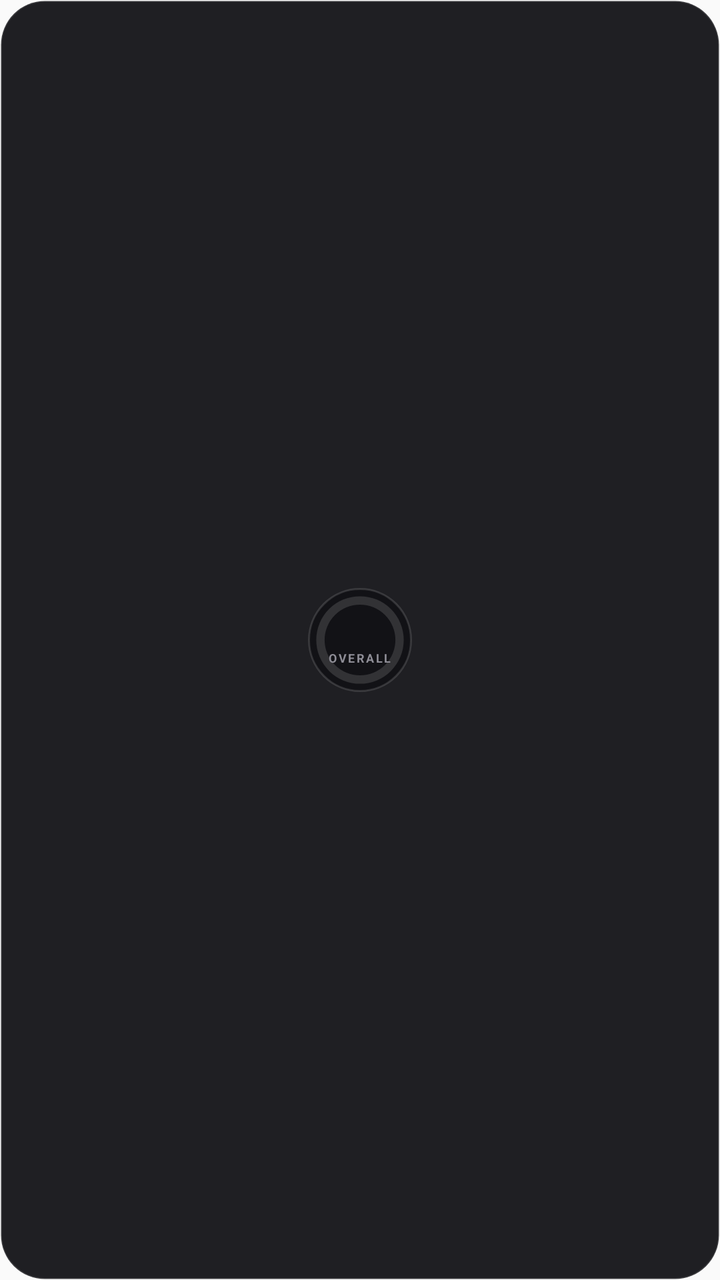
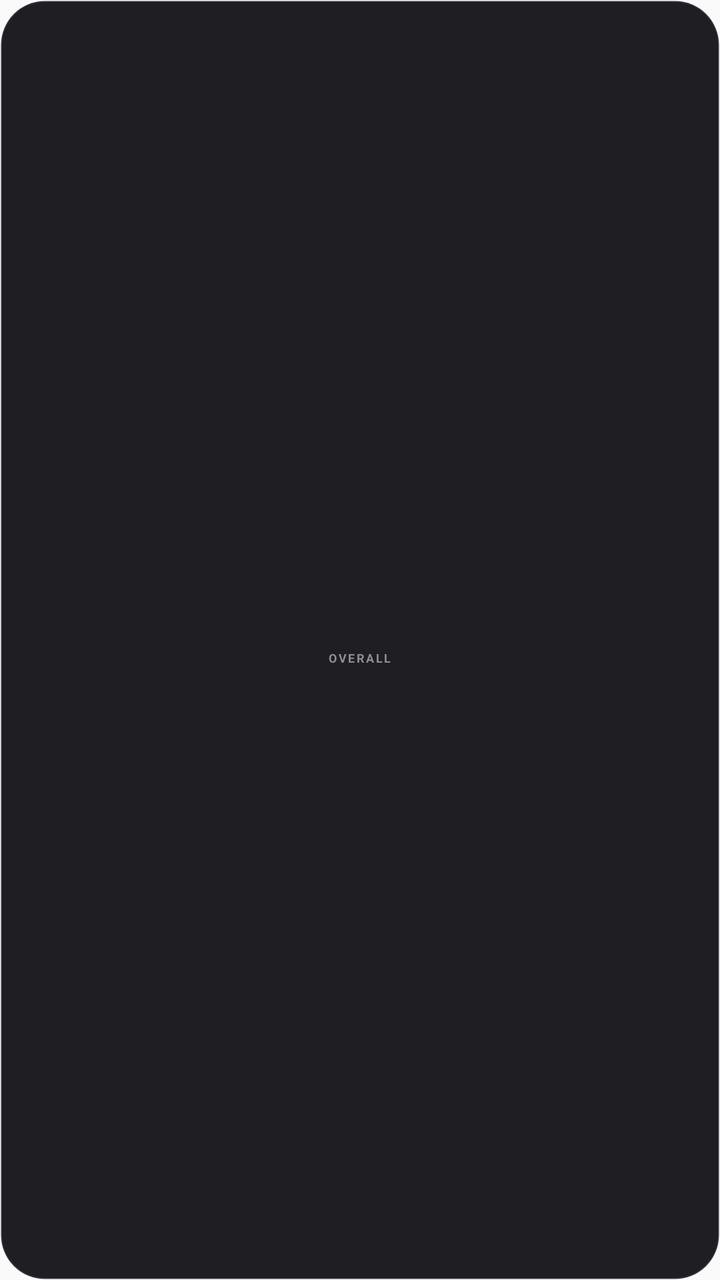

Two renders of the same Android screen: before a commit and after it. Below are the layout's source before the change and the commit's diff.
<!-- AndroidManifest.xml: application theme AppTheme -->
<!-- res/layout/widget_mini.xml -->
<?xml version="1.0" encoding="utf-8"?>
<LinearLayout xmlns:android="http://schemas.android.com/apk/res/android"
    android:id="@+id/widget_root"
    android:layout_width="match_parent"
    android:layout_height="match_parent"
    android:background="@drawable/widget_background"
    android:gravity="center"
    android:orientation="vertical"
    android:padding="6dp">

    <FrameLayout android:id="@+id/mini_ring_box" android:layout_width="52dp" android:layout_height="52dp" android:background="@drawable/widget_disc" android:padding="3dp">
        <ProgressBar android:id="@+id/mini_ring" style="?android:attr/progressBarStyleHorizontal" android:layout_width="match_parent" android:layout_height="match_parent" android:indeterminate="false" android:max="100" android:progressDrawable="@drawable/widget_ring" />
        <LinearLayout android:layout_width="match_parent" android:layout_height="match_parent" android:gravity="center" android:orientation="vertical">
            <TextView android:id="@+id/mini_percent" android:layout_width="wrap_content" android:layout_height="wrap_content" android:textSize="14sp" android:textColor="#FFF4F4F5" android:textStyle="bold" android:fontFamily="sans-serif-black" android:includeFontPadding="false"  />
            <TextView android:id="@+id/mini_caption" android:layout_width="wrap_content" android:layout_height="wrap_content" android:textSize="6sp" android:textColor="#FF8E8D96" android:textStyle="bold" android:text="OVERALL" android:includeFontPadding="false" android:letterSpacing="0.14" android:layout_marginTop="2dp" />
        </LinearLayout>
    </FrameLayout>
    <TextView android:id="@+id/mini_detail" android:layout_width="wrap_content" android:layout_height="wrap_content" android:textSize="11sp" android:textColor="#FFA1A1AA" android:includeFontPadding="false" android:layout_marginTop="8dp" android:visibility="gone" />
</LinearLayout>
<!-- resources referenced by this layout -->
<resources>
  <!-- drawable widget_background (drawable) -->
  <?xml version="1.0" encoding="utf-8"?>
  <shape xmlns:android="http://schemas.android.com/apk/res/android" android:shape="rectangle">
      <solid android:color="#F0121216" />
      <stroke android:width="1dp" android:color="#22FFFFFF" />
      <corners android:radius="22dp" />
  </shape>
  <!-- drawable widget_disc (drawable) -->
  <?xml version="1.0" encoding="utf-8"?>
  <shape xmlns:android="http://schemas.android.com/apk/res/android" android:shape="oval">
      <solid android:color="#F0121216" />
      <stroke android:width="1dp" android:color="#22FFFFFF" />
  </shape>
  <!-- drawable widget_ring (drawable) -->
  <?xml version="1.0" encoding="utf-8"?>
  <layer-list xmlns:android="http://schemas.android.com/apk/res/android">
      <item android:id="@android:id/background">
          <shape android:shape="ring" android:innerRadiusRatio="2.6" android:thicknessRatio="11" android:useLevel="false">
              <solid android:color="#22FFFFFF" />
          </shape>
      </item>
      <item android:id="@android:id/progress">
          <rotate android:fromDegrees="270" android:toDegrees="270" android:pivotX="50%" android:pivotY="50%">
              <shape android:shape="ring" android:innerRadiusRatio="2.6" android:thicknessRatio="11" android:useLevel="true">
                  <solid android:color="#FF818CF8" />
              </shape>
          </rotate>
      </item>
  </layer-list>
  <style name="AppTheme" parent="Theme.AppCompat.Light.DarkActionBar">
          
          <item name="colorPrimary">@color/colorPrimary</item>
          <item name="colorPrimaryDark">@color/colorPrimaryDark</item>
          <item name="colorAccent">@color/colorAccent</item>
      </style>
</resources>

<!-- the commit's change to res/layout/widget_mini.xml (unified diff, before → after) -->
@@ -8,8 +8,9 @@
     android:orientation="vertical"
     android:padding="6dp">
 
-    <FrameLayout android:id="@+id/mini_ring_box" android:layout_width="52dp" android:layout_height="52dp" android:background="@drawable/widget_disc" android:padding="3dp">
-        <ProgressBar android:id="@+id/mini_ring" style="?android:attr/progressBarStyleHorizontal" android:layout_width="match_parent" android:layout_height="match_parent" android:indeterminate="false" android:max="100" android:progressDrawable="@drawable/widget_ring" />
+    <FrameLayout android:id="@+id/mini_ring_box" android:layout_width="52dp" android:layout_height="52dp">
+        
+        <ImageView android:id="@+id/mini_ring_img" android:layout_width="match_parent" android:layout_height="match_parent" android:scaleType="fitXY" android:importantForAccessibility="no" />
         <LinearLayout android:layout_width="match_parent" android:layout_height="match_parent" android:gravity="center" android:orientation="vertical">
             <TextView android:id="@+id/mini_percent" android:layout_width="wrap_content" android:layout_height="wrap_content" android:textSize="14sp" android:textColor="#FFF4F4F5" android:textStyle="bold" android:fontFamily="sans-serif-black" android:includeFontPadding="false"  />
             <TextView android:id="@+id/mini_caption" android:layout_width="wrap_content" android:layout_height="wrap_content" android:textSize="6sp" android:textColor="#FF8E8D96" android:textStyle="bold" android:text="OVERALL" android:includeFontPadding="false" android:letterSpacing="0.14" android:layout_marginTop="2dp" />
<!-- resource entries referenced after the edit -->
@@ -7,28 +7,6 @@
       <stroke android:width="1dp" android:color="#22FFFFFF" />
       <corners android:radius="22dp" />
   </shape>
-  <!-- drawable widget_disc (drawable) -->
-  <?xml version="1.0" encoding="utf-8"?>
-  <shape xmlns:android="http://schemas.android.com/apk/res/android" android:shape="oval">
-      <solid android:color="#F0121216" />
-      <stroke android:width="1dp" android:color="#22FFFFFF" />
-  </shape>
-  <!-- drawable widget_ring (drawable) -->
-  <?xml version="1.0" encoding="utf-8"?>
-  <layer-list xmlns:android="http://schemas.android.com/apk/res/android">
-      <item android:id="@android:id/background">
-          <shape android:shape="ring" android:innerRadiusRatio="2.6" android:thicknessRatio="11" android:useLevel="false">
-              <solid android:color="#22FFFFFF" />
-          </shape>
-      </item>
-      <item android:id="@android:id/progress">
-          <rotate android:fromDegrees="270" android:toDegrees="270" android:pivotX="50%" android:pivotY="50%">
-              <shape android:shape="ring" android:innerRadiusRatio="2.6" android:thicknessRatio="11" android:useLevel="true">
-                  <solid android:color="#FF818CF8" />
-              </shape>
-          </rotate>
-      </item>
-  </layer-list>
   <style name="AppTheme" parent="Theme.AppCompat.Light.DarkActionBar">
           
           <item name="colorPrimary">@color/colorPrimary</item>
